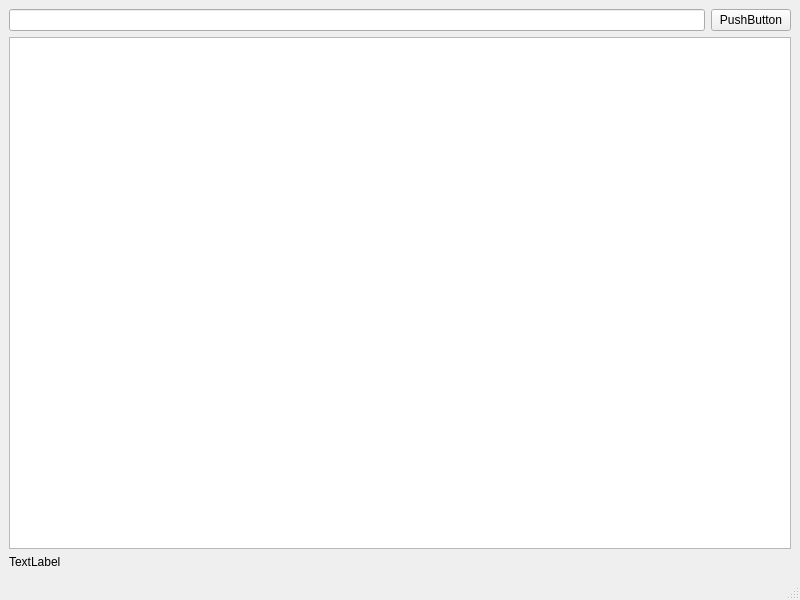
First picture: the form in untitled.ui, repository Ivanhahanov/GitHelper, before the edit.
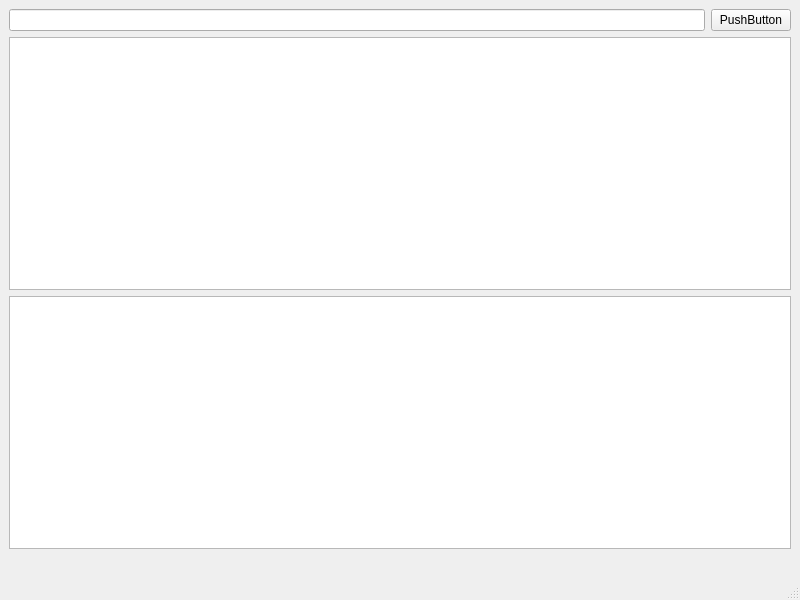
Second picture: the form after the edit.

```diff
--- a/untitled.ui
+++ b/untitled.ui
@@ -29,16 +29,19 @@
       </item>
      </layout>
     </item>
-    <item row="1" column="0">
-     <widget class="QTextBrowser" name="textBrowser"/>
-    </item>
-    <item row="2" column="0">
+    <item row="3" column="0">
      <widget class="QLabel" name="label">
       <property name="text">
-       <string>TextLabel</string>
+       <string/>
       </property>
      </widget>
     </item>
+    <item row="1" column="0">
+     <widget class="QTextBrowser" name="textBrowser"/>
+    </item>
+    <item row="2" column="0">
+     <widget class="QTextBrowser" name="textBrowser_2"/>
+    </item>
    </layout>
   </widget>
   <widget class="QStatusBar" name="statusbar"/>
```
